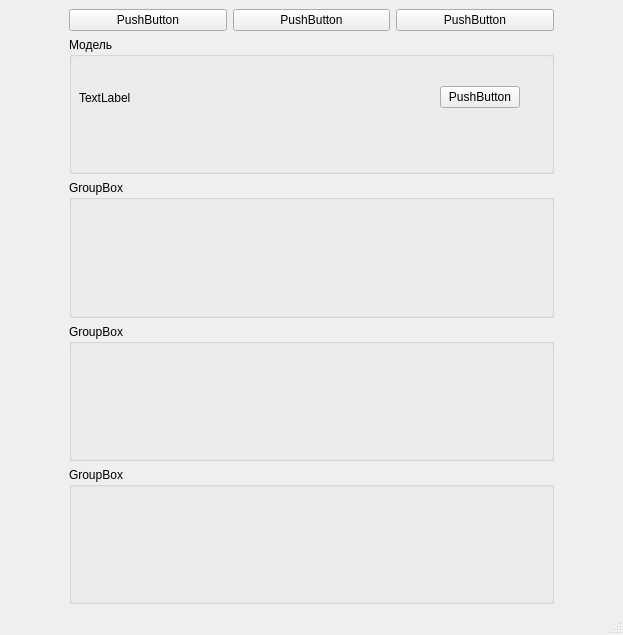
Old version of the form cardinfo.ui in the repository JMrMark/VideoCardController.
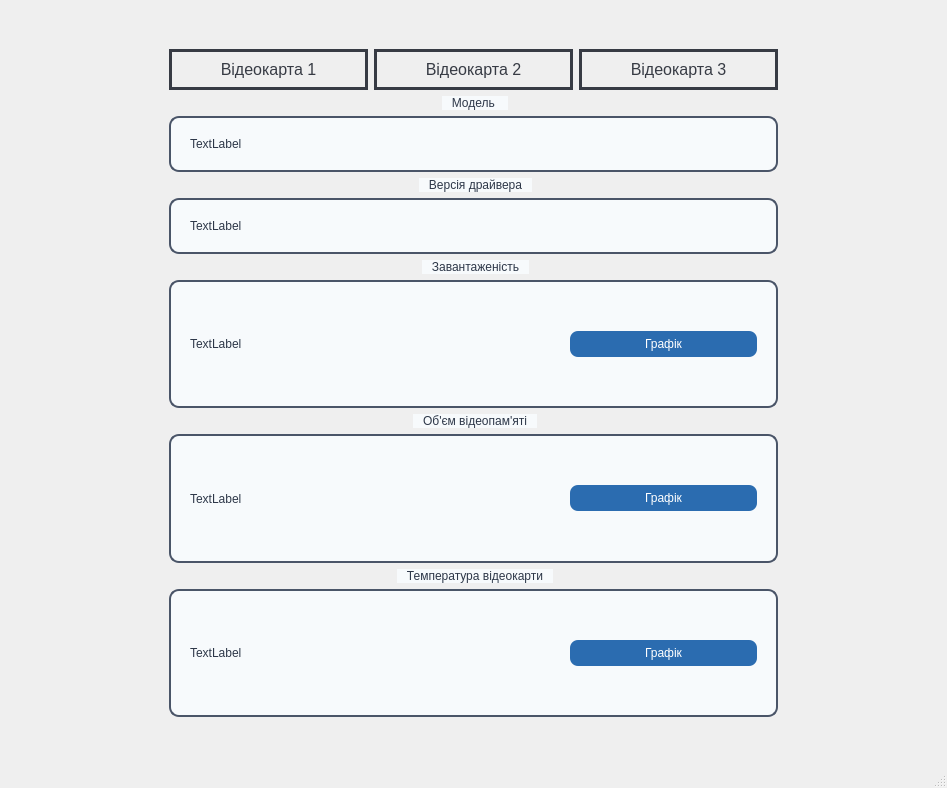
New version of the form.

Commit message: VideoCard info 0.4

```diff
--- a/cardinfo.ui
+++ b/cardinfo.ui
@@ -6,63 +6,112 @@
    <rect>
     <x>0</x>
     <y>0</y>
-    <width>623</width>
-    <height>635</height>
+    <width>947</width>
+    <height>788</height>
    </rect>
   </property>
   <property name="windowTitle">
    <string>MainWindow</string>
   </property>
   <widget class="QWidget" name="centralwidget">
-   <layout class="QGridLayout" name="gridLayout_6" rowstretch="0" columnstretch="0,1,0">
-    <item row="0" column="0">
-     <spacer name="horizontalSpacer">
-      <property name="orientation">
-       <enum>Qt::Orientation::Horizontal</enum>
-      </property>
-      <property name="sizeHint" stdset="0">
-       <size>
-        <width>60</width>
-        <height>20</height>
-       </size>
-      </property>
-     </spacer>
-    </item>
-    <item row="0" column="2">
-     <spacer name="horizontalSpacer_2">
-      <property name="orientation">
-       <enum>Qt::Orientation::Horizontal</enum>
-      </property>
-      <property name="sizeHint" stdset="0">
-       <size>
-        <width>60</width>
-        <height>20</height>
-       </size>
-      </property>
-     </spacer>
-    </item>
-    <item row="0" column="1">
-     <layout class="QVBoxLayout" name="verticalLayout_5" stretch="0,0,0,0,0">
+   <layout class="QGridLayout" name="gridLayout_6" rowstretch="0,1,0" columnstretch="0,1,0">
+    <item row="1" column="1">
+     <layout class="QVBoxLayout" name="verticalLayout_5" stretch="1,0,0,1,1,1">
       <item>
        <layout class="QHBoxLayout" name="horizontalLayout">
         <item>
          <widget class="QPushButton" name="InfoCard1_b">
+          <property name="styleSheet">
+           <string notr="true">QPushButton {
+    border: 3px solid transparent;
+	border-color: #373B44;
+    padding: 8px 14px;
+    font-size: 16px;
+    color: #373B44;
+    background-color: transparent;
+    background-image: conical-gradient(from 90deg, transparent 90deg, #373B44 90deg);
+    background-position: center;
+    background-repeat: no-repeat;
+    background-origin: content;
+    outline: none;
+}
+
+QPushButton:hover {
+    outline: none;
+	background-color: #bfffac;
+}
+
+QPushButton:pressed {
+    background-color: #373B44;
+    color: white;
+}</string>
+          </property>
           <property name="text">
-           <string>PushButton</string>
+           <string>Відеокарта 1</string>
           </property>
          </widget>
         </item>
         <item>
          <widget class="QPushButton" name="InfoCard2_b">
+          <property name="styleSheet">
+           <string notr="true">QPushButton {
+    border: 3px solid transparent;
+	border-color: #373B44;
+    padding: 8px 14px;
+    font-size: 16px;
+    color: #373B44;
+    background-color: transparent;
+    background-image: conical-gradient(from 90deg, transparent 90deg, #373B44 90deg);
+    background-position: center;
+    background-repeat: no-repeat;
+    background-origin: content;
+    outline: none;
+}
+
+QPushButton:hover {
+    outline: none;
+	background-color: #bfffac;
+}
+
+QPushButton:pressed {
+    background-color: #373B44;
+    color: white;
+}</string>
+          </property>
           <property name="text">
-           <string>PushButton</string>
+           <string>Відеокарта 2</string>
           </property>
          </widget>
         </item>
         <item>
          <widget class="QPushButton" name="InfoCard3_b">
+          <property name="styleSheet">
+           <string notr="true">QPushButton {
+    border: 3px solid transparent;
+	border-color: #373B44;
+    padding: 8px 14px;
+    font-size: 16px;
+    color: #373B44;
+    background-color: transparent;
+    background-image: conical-gradient(from 90deg, transparent 90deg, #373B44 90deg);
+    background-position: center;
+    background-repeat: no-repeat;
+    background-origin: content;
+    outline: none;
+}
+
+QPushButton:hover {
+    outline: none;
+	background-color: #bfffac;
+}
+
+QPushButton:pressed {
+    background-color: #373B44;
+    color: white;
+}</string>
+          </property>
           <property name="text">
-           <string>PushButton</string>
+           <string>Відеокарта 3</string>
           </property>
          </widget>
         </item>
@@ -72,41 +121,195 @@
        <layout class="QVBoxLayout" name="verticalLayout">
         <item>
          <widget class="QGroupBox" name="groupBox">
+          <property name="styleSheet">
+           <string notr="true">QGroupBox {
+    border: 2px solid #4A5568;
+    border-radius: 10px;
+    margin-top: 20px;
+    padding: 10px;
+    font: bold 14px 'Segoe UI';
+    color: #2D3748;
+    background-color: #F7FAFC;
+}
+
+QGroupBox:title {
+    subcontrol-origin: margin;
+    subcontrol-position: top center;
+    padding: 0 8px;
+    color: #2D3748;
+    background-color: #F7FAFC;
+}</string>
+          </property>
           <property name="title">
            <string>Модель </string>
           </property>
-          <widget class="QWidget" name="horizontalLayoutWidget">
-           <property name="geometry">
-            <rect>
-             <x>10</x>
-             <y>30</y>
-             <width>441</width>
-             <height>61</height>
-            </rect>
-           </property>
-           <layout class="QHBoxLayout" name="horizontalLayout_2" stretch="1,0">
-            <property name="leftMargin">
-             <number>0</number>
-            </property>
-            <property name="topMargin">
-             <number>0</number>
-            </property>
-            <item>
-             <widget class="QLabel" name="line_modelCard">
-              <property name="text">
-               <string>TextLabel</string>
-              </property>
-             </widget>
-            </item>
-            <item>
-             <widget class="QPushButton" name="pushButton_4">
-              <property name="text">
-               <string>PushButton</string>
-              </property>
-             </widget>
-            </item>
-           </layout>
-          </widget>
+          <layout class="QHBoxLayout" name="horizontalLayout_2">
+           <item>
+            <layout class="QVBoxLayout" name="verticalLayout_8">
+             <item>
+              <widget class="QLabel" name="modelText">
+               <property name="styleSheet">
+                <string notr="true">QLabel {
+    font: 13px 'Segoe UI';
+    color: #2D3748;
+}</string>
+               </property>
+               <property name="text">
+                <string>TextLabel</string>
+               </property>
+              </widget>
+             </item>
+            </layout>
+           </item>
+          </layout>
+         </widget>
+        </item>
+       </layout>
+      </item>
+      <item>
+       <layout class="QVBoxLayout" name="verticalLayout_2">
+        <item>
+         <widget class="QGroupBox" name="groupBox_5">
+          <property name="styleSheet">
+           <string notr="true">QGroupBox {
+    border: 2px solid #4A5568;
+    border-radius: 10px;
+    margin-top: 20px;
+    padding: 10px;
+    font: bold 14px 'Segoe UI';
+    color: #2D3748;
+    background-color: #F7FAFC;
+}
+
+QGroupBox:title {
+    subcontrol-origin: margin;
+    subcontrol-position: top center;
+    padding: 0 8px;
+    color: #2D3748;
+    background-color: #F7FAFC;
+}</string>
+          </property>
+          <property name="title">
+           <string>Версія драйвера</string>
+          </property>
+          <layout class="QHBoxLayout" name="horizontalLayout_8">
+           <item>
+            <layout class="QVBoxLayout" name="verticalLayout_9">
+             <item>
+              <widget class="QLabel" name="driverText">
+               <property name="styleSheet">
+                <string notr="true">QLabel {
+    font: 13px 'Segoe UI';
+    color: #2D3748;
+}</string>
+               </property>
+               <property name="text">
+                <string>TextLabel</string>
+               </property>
+              </widget>
+             </item>
+            </layout>
+           </item>
+          </layout>
+         </widget>
+        </item>
+       </layout>
+      </item>
+      <item>
+       <layout class="QVBoxLayout" name="verticalLayout_4">
+        <item>
+         <widget class="QGroupBox" name="groupBox_4">
+          <property name="styleSheet">
+           <string notr="true">QGroupBox {
+    border: 2px solid #4A5568;
+    border-radius: 10px;
+    margin-top: 20px;
+    padding: 10px;
+    font: bold 14px 'Segoe UI';
+    color: #2D3748;
+    background-color: #F7FAFC;
+}
+
+QGroupBox:title {
+    subcontrol-origin: margin;
+    subcontrol-position: top center;
+    padding: 0 8px;
+    color: #2D3748;
+    background-color: #F7FAFC;
+}</string>
+          </property>
+          <property name="title">
+           <string>Завантаженість</string>
+          </property>
+          <layout class="QVBoxLayout" name="verticalLayout_3">
+           <item>
+            <layout class="QHBoxLayout" name="horizontalLayout_3" stretch="1,1,1">
+             <item>
+              <widget class="QLabel" name="loadText">
+               <property name="styleSheet">
+                <string notr="true">QLabel {
+    font: 13px 'Segoe UI';
+    color: #2D3748;
+}</string>
+               </property>
+               <property name="text">
+                <string>TextLabel</string>
+               </property>
+              </widget>
+             </item>
+             <item>
+              <spacer name="horizontalSpacer_3">
+               <property name="orientation">
+                <enum>Qt::Orientation::Horizontal</enum>
+               </property>
+               <property name="sizeHint" stdset="0">
+                <size>
+                 <width>40</width>
+                 <height>20</height>
+                </size>
+               </property>
+              </spacer>
+             </item>
+             <item>
+              <widget class="QPushButton" name="loadButton">
+               <property name="baseSize">
+                <size>
+                 <width>0</width>
+                 <height>0</height>
+                </size>
+               </property>
+               <property name="styleSheet">
+                <string notr="true">QPushButton {
+    background-color: #2B6CB0;
+    color: white;
+    border: none;
+    border-radius: 8px;
+    padding: 6px 14px;
+    font: 13px 'Segoe UI';
+}
+
+QPushButton:hover {
+    background-color: #2C5282;
+}
+
+QPushButton:pressed {
+    background-color: #1A365D;
+}</string>
+               </property>
+               <property name="text">
+                <string>Графік</string>
+               </property>
+               <property name="iconSize">
+                <size>
+                 <width>16</width>
+                 <height>16</height>
+                </size>
+               </property>
+              </widget>
+             </item>
+            </layout>
+           </item>
+          </layout>
          </widget>
         </item>
        </layout>
@@ -115,9 +318,85 @@
        <layout class="QVBoxLayout" name="verticalLayout_6">
         <item>
          <widget class="QGroupBox" name="groupBox_2">
+          <property name="styleSheet">
+           <string notr="true">QGroupBox {
+    border: 2px solid #4A5568;
+    border-radius: 10px;
+    margin-top: 20px;
+    padding: 10px;
+    font: bold 14px 'Segoe UI';
+    color: #2D3748;
+    background-color: #F7FAFC;
+}
+
+QGroupBox:title {
+    subcontrol-origin: margin;
+    subcontrol-position: top center;
+    padding: 0 8px;
+    color: #2D3748;
+    background-color: #F7FAFC;
+}</string>
+          </property>
           <property name="title">
-           <string>GroupBox</string>
+           <string>Об'єм відеопам'яті</string>
           </property>
+          <layout class="QHBoxLayout" name="horizontalLayout_6">
+           <item>
+            <layout class="QHBoxLayout" name="horizontalLayout_4" stretch="1,1,1">
+             <item>
+              <widget class="QLabel" name="capacityText">
+               <property name="styleSheet">
+                <string notr="true">QLabel {
+    font: 13px 'Segoe UI';
+    color: #2D3748;
+}</string>
+               </property>
+               <property name="text">
+                <string>TextLabel</string>
+               </property>
+              </widget>
+             </item>
+             <item>
+              <spacer name="horizontalSpacer_4">
+               <property name="orientation">
+                <enum>Qt::Orientation::Horizontal</enum>
+               </property>
+               <property name="sizeHint" stdset="0">
+                <size>
+                 <width>40</width>
+                 <height>20</height>
+                </size>
+               </property>
+              </spacer>
+             </item>
+             <item>
+              <widget class="QPushButton" name="capacityButton">
+               <property name="styleSheet">
+                <string notr="true">QPushButton {
+    background-color: #2B6CB0;
+    color: white;
+    border: none;
+    border-radius: 8px;
+    padding: 6px 14px;
+    font: 13px 'Segoe UI';
+}
+
+QPushButton:hover {
+    background-color: #2C5282;
+}
+
+QPushButton:pressed {
+    background-color: #1A365D;
+}</string>
+               </property>
+               <property name="text">
+                <string>Графік</string>
+               </property>
+              </widget>
+             </item>
+            </layout>
+           </item>
+          </layout>
          </widget>
         </item>
        </layout>
@@ -126,26 +405,143 @@
        <layout class="QVBoxLayout" name="verticalLayout_7">
         <item>
          <widget class="QGroupBox" name="groupBox_3">
-          <property name="title">
-           <string>GroupBox</string>
+          <property name="styleSheet">
+           <string notr="true">QGroupBox {
+    border: 2px solid #4A5568;
+    border-radius: 10px;
+    margin-top: 20px;
+    padding: 10px;
+    font: bold 14px 'Segoe UI';
+    color: #2D3748;
+    background-color: #F7FAFC;
+}
+
+QGroupBox:title {
+    subcontrol-origin: margin;
+    subcontrol-position: top center;
+    padding: 0 8px;
+    color: #2D3748;
+    background-color: #F7FAFC;
+}</string>
           </property>
-         </widget>
-        </item>
-       </layout>
-      </item>
-      <item>
-       <layout class="QVBoxLayout" name="verticalLayout_10">
-        <item>
-         <widget class="QGroupBox" name="groupBox_4">
           <property name="title">
-           <string>GroupBox</string>
+           <string>Температура відеокарти</string>
           </property>
+          <layout class="QHBoxLayout" name="horizontalLayout_7">
+           <item>
+            <layout class="QHBoxLayout" name="horizontalLayout_5" stretch="1,1,1">
+             <item>
+              <widget class="QLabel" name="tempText">
+               <property name="styleSheet">
+                <string notr="true">QLabel {
+    font: 13px 'Segoe UI';
+    color: #2D3748;
+}</string>
+               </property>
+               <property name="text">
+                <string>TextLabel</string>
+               </property>
+              </widget>
+             </item>
+             <item>
+              <spacer name="horizontalSpacer_5">
+               <property name="orientation">
+                <enum>Qt::Orientation::Horizontal</enum>
+               </property>
+               <property name="sizeHint" stdset="0">
+                <size>
+                 <width>40</width>
+                 <height>20</height>
+                </size>
+               </property>
+              </spacer>
+             </item>
+             <item>
+              <widget class="QPushButton" name="tempButton">
+               <property name="styleSheet">
+                <string notr="true">QPushButton {
+    background-color: #2B6CB0;
+    color: white;
+    border: none;
+    border-radius: 8px;
+    padding: 6px 14px;
+    font: 13px 'Segoe UI';
+}
+
+QPushButton:hover {
+    background-color: #2C5282;
+}
+
+QPushButton:pressed {
+    background-color: #1A365D;
+}</string>
+               </property>
+               <property name="text">
+                <string>Графік</string>
+               </property>
+              </widget>
+             </item>
+            </layout>
+           </item>
+          </layout>
          </widget>
         </item>
        </layout>
       </item>
      </layout>
     </item>
+    <item row="1" column="0">
+     <spacer name="horizontalSpacer">
+      <property name="orientation">
+       <enum>Qt::Orientation::Horizontal</enum>
+      </property>
+      <property name="sizeHint" stdset="0">
+       <size>
+        <width>160</width>
+        <height>20</height>
+       </size>
+      </property>
+     </spacer>
+    </item>
+    <item row="2" column="1">
+     <spacer name="verticalSpacer">
+      <property name="orientation">
+       <enum>Qt::Orientation::Vertical</enum>
+      </property>
+      <property name="sizeHint" stdset="0">
+       <size>
+        <width>20</width>
+        <height>40</height>
+       </size>
+      </property>
+     </spacer>
+    </item>
+    <item row="1" column="2">
+     <spacer name="horizontalSpacer_2">
+      <property name="orientation">
+       <enum>Qt::Orientation::Horizontal</enum>
+      </property>
+      <property name="sizeHint" stdset="0">
+       <size>
+        <width>160</width>
+        <height>20</height>
+       </size>
+      </property>
+     </spacer>
+    </item>
+    <item row="0" column="1">
+     <spacer name="verticalSpacer_2">
+      <property name="orientation">
+       <enum>Qt::Orientation::Vertical</enum>
+      </property>
+      <property name="sizeHint" stdset="0">
+       <size>
+        <width>20</width>
+        <height>40</height>
+       </size>
+      </property>
+     </spacer>
+    </item>
    </layout>
   </widget>
   <widget class="QMenuBar" name="menubar">
```
Left out of the diff: 2 changed lines with no effect on the pictures. The commit also changes 24 other files.
